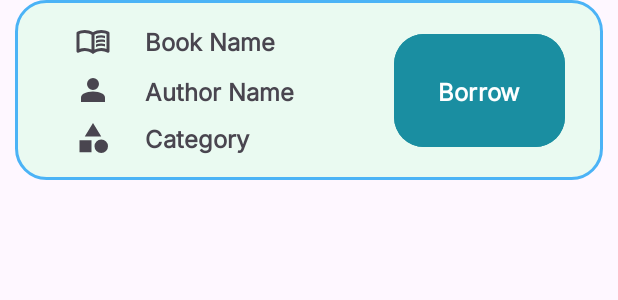
After one commit to tishan-koleh/BookWise, an Android app: the layout book_list_items.xml on its own in the app's theme, with its tools: preview values and no code run, on a phone screen of 412 x 824 dp. The commit adds this screen. Shown: the top 300 px of the screen. Run offline under Robolectric (Android 15) with nearby library versions, the phone set to English and light mode, and no system bars.

Commit message:
Recycler View Initiated

```diff
--- /dev/null
+++ b/app/src/main/java/com/example/bookwise/UseCase/UseCase.kt
@@ -0,0 +1,4 @@
+package com.example.bookwise.UseCase
+
+class UseCase {
+}
--- /dev/null
+++ b/app/src/main/java/com/example/bookwise/ViewModels/MainVIewModelFactory.kt
@@ -0,0 +1,11 @@
+package com.example.bookwise.ViewModels
+
+import androidx.lifecycle.ViewModel
+import androidx.lifecycle.ViewModelProvider
+import com.example.bookwise.UseCase.UseCase
+
+class MainVIewModelFactory(private val useCase: UseCase):ViewModelProvider.Factory {
+    override fun <T : ViewModel> create(modelClass: Class<T>): T {
+        return MainViewModel(useCase) as T
+    }
+}
--- /dev/null
+++ b/app/src/main/java/com/example/bookwise/ViewModels/MainViewModel.kt
@@ -0,0 +1,7 @@
+package com.example.bookwise.ViewModels
+
+import androidx.lifecycle.ViewModel
+import com.example.bookwise.UseCase.UseCase
+
+class MainViewModel(private val useCase: UseCase):ViewModel() {
+}
--- /dev/null
+++ b/app/src/main/res/drawable/category.xml
@@ -0,0 +1,10 @@
+<vector xmlns:android="http://schemas.android.com/apk/res/android"
+    android:width="24dp"
+    android:height="24dp"
+    android:viewportWidth="960"
+    android:viewportHeight="960"
+    android:tint="?attr/colorControlNormal">
+  <path
+      android:fillColor="@android:color/white"
+      android:pathData="M260,440L480,80L700,440L260,440ZM700,880Q625,880 572.5,827.5Q520,775 520,700Q520,625 572.5,572.5Q625,520 700,520Q775,520 827.5,572.5Q880,625 880,700Q880,775 827.5,827.5Q775,880 700,880ZM120,860L120,540L440,540L440,860L120,860Z"/>
+</vector>
--- /dev/null
+++ b/app/src/main/res/drawable/person.xml
@@ -0,0 +1,10 @@
+<vector xmlns:android="http://schemas.android.com/apk/res/android"
+    android:width="24dp"
+    android:height="24dp"
+    android:viewportWidth="960"
+    android:viewportHeight="960"
+    android:tint="?attr/colorControlNormal">
+  <path
+      android:fillColor="@android:color/white"
+      android:pathData="M480,480Q414,480 367,433Q320,386 320,320Q320,254 367,207Q414,160 480,160Q546,160 593,207Q640,254 640,320Q640,386 593,433Q546,480 480,480ZM160,800L160,688Q160,654 177.5,625.5Q195,597 224,582Q286,551 350,535.5Q414,520 480,520Q546,520 610,535.5Q674,551 736,582Q765,597 782.5,625.5Q800,654 800,688L800,800L160,800Z"/>
+</vector>
--- /dev/null
+++ b/app/src/main/res/layout/book_list_items.xml
@@ -0,0 +1,118 @@
+<?xml version="1.0" encoding="utf-8"?>
+<androidx.constraintlayout.widget.ConstraintLayout xmlns:android="http://schemas.android.com/apk/res/android"
+    xmlns:app="http://schemas.android.com/apk/res-auto"
+    xmlns:tools="http://schemas.android.com/tools"
+    android:layout_width="match_parent"
+    android:layout_height="wrap_content">
+
+    <androidx.constraintlayout.widget.ConstraintLayout
+        android:layout_width="match_parent"
+        android:layout_height="120dp"
+        android:layout_margin="10dp"
+        android:background="@drawable/button_background"
+        tools:layout_editor_absoluteX="61dp"
+        tools:layout_editor_absoluteY="0dp">
+
+        <ImageView
+            android:id="@+id/imageView6"
+            android:layout_width="wrap_content"
+            android:layout_height="wrap_content"
+            app:layout_constraintBottom_toBottomOf="parent"
+            app:layout_constraintEnd_toEndOf="parent"
+            app:layout_constraintHorizontal_bias="0.108"
+            app:layout_constraintStart_toStartOf="parent"
+            app:layout_constraintTop_toTopOf="parent"
+            app:layout_constraintVertical_bias="0.166"
+            app:srcCompat="@drawable/book_selector" />
+
+        <TextView
+            android:id="@+id/book_name"
+            android:layout_width="wrap_content"
+            android:layout_height="wrap_content"
+            android:layout_marginStart="20dp"
+            android:fontFamily="@font/inter"
+            android:text="Book Name"
+            android:textSize="16sp"
+            android:textStyle="bold"
+            app:layout_constraintBottom_toBottomOf="parent"
+            app:layout_constraintEnd_toEndOf="parent"
+            app:layout_constraintHorizontal_bias="0.013"
+            app:layout_constraintStart_toEndOf="@+id/imageView6"
+            app:layout_constraintTop_toTopOf="parent"
+            app:layout_constraintVertical_bias="0.164" />
+
+        <ImageView
+            android:id="@+id/imageView7"
+            android:layout_width="wrap_content"
+            android:layout_height="wrap_content"
+            android:layout_marginStart="16dp"
+            android:layout_marginTop="8dp"
+            app:layout_constraintBottom_toBottomOf="parent"
+            app:layout_constraintEnd_toEndOf="parent"
+            app:layout_constraintHorizontal_bias="0.068"
+            app:layout_constraintStart_toStartOf="parent"
+            app:layout_constraintTop_toBottomOf="@+id/imageView6"
+            app:layout_constraintVertical_bias="0.0"
+            app:srcCompat="@drawable/person" />
+
+        <TextView
+            android:id="@+id/textView6"
+            android:layout_width="wrap_content"
+            android:layout_height="wrap_content"
+            android:fontFamily="@font/inter"
+            android:text="Author Name"
+            android:textSize="16sp"
+            android:textStyle="bold"
+            app:layout_constraintBottom_toBottomOf="parent"
+            app:layout_constraintEnd_toEndOf="parent"
+            app:layout_constraintHorizontal_bias="0.1"
+            app:layout_constraintStart_toEndOf="@+id/imageView7"
+            app:layout_constraintTop_toTopOf="parent"
+            app:layout_constraintVertical_bias="0.505" />
+
+        <ImageView
+            android:id="@+id/imageView8"
+            android:layout_width="wrap_content"
+            android:layout_height="wrap_content"
+            app:layout_constraintBottom_toBottomOf="parent"
+            app:layout_constraintEnd_toEndOf="parent"
+            app:layout_constraintHorizontal_bias="0.108"
+            app:layout_constraintStart_toStartOf="parent"
+            app:layout_constraintTop_toBottomOf="@+id/imageView7"
+            app:layout_constraintVertical_bias="0.333"
+            app:srcCompat="@drawable/category" />
+
+        <TextView
+            android:id="@+id/textView8"
+            android:layout_width="wrap_content"
+            android:layout_height="wrap_content"
+            android:fontFamily="@font/inter"
+            android:text="Category"
+            android:textSize="16sp"
+            android:textStyle="bold"
+            app:layout_constraintBottom_toBottomOf="parent"
+            app:layout_constraintEnd_toEndOf="parent"
+            app:layout_constraintHorizontal_bias="0.089"
+            app:layout_constraintStart_toEndOf="@+id/imageView8"
+            app:layout_constraintTop_toBottomOf="@+id/textView6"
+            app:layout_constraintVertical_bias="0.36" />
+
+        <Button
+            android:id="@+id/button4"
+            android:layout_width="114dp"
+            android:layout_height="83dp"
+            android:backgroundTint="#1A8EA1"
+            android:fontFamily="@font/inter"
+            android:text="Borrow"
+            android:textSize="16sp"
+            android:textStyle="bold"
+            app:cornerRadius="20dp"
+            app:layout_constraintBottom_toBottomOf="parent"
+            app:layout_constraintEnd_toEndOf="parent"
+            app:layout_constraintHorizontal_bias="0.725"
+            app:layout_constraintStart_toEndOf="@+id/textView6"
+            app:layout_constraintTop_toTopOf="parent"
+            app:layout_constraintVertical_bias="0.513" />
+
+    </androidx.constraintlayout.widget.ConstraintLayout>
+</androidx.constraintlayout.widget.ConstraintLayout>
--- a/app/src/main/res/layout/fragment_books.xml
+++ b/app/src/main/res/layout/fragment_books.xml
@@ -4,8 +4,9 @@
     xmlns:tools="http://schemas.android.com/tools"
     android:layout_width="match_parent"
     android:layout_height="match_parent"
-    tools:context=".HomeFragment"
-    android:background="#EEF4FC">
+    android:background="#EEF4FC"
+    tools:context=".HomeFragment">
+
     <androidx.core.widget.NestedScrollView
         android:layout_width="match_parent"
         android:layout_height="match_parent">
@@ -25,5 +26,17 @@
         </LinearLayout>
     </androidx.core.widget.NestedScrollView>
 
+    <androidx.recyclerview.widget.RecyclerView
+        android:id="@+id/book_list"
+        android:layout_width="match_parent"
+        android:layout_height="match_parent"
+        android:layout_marginTop="260dp"
+        app:layout_constraintBottom_toBottomOf="parent"
+        app:layout_constraintEnd_toEndOf="parent"
+        app:layout_constraintHorizontal_bias="0.5"
+        app:layout_constraintStart_toStartOf="parent"
+        app:layout_constraintTop_toTopOf="parent"
+        app:layout_constraintVertical_bias="0.5" />
+
 
 </androidx.constraintlayout.widget.ConstraintLayout>
```
